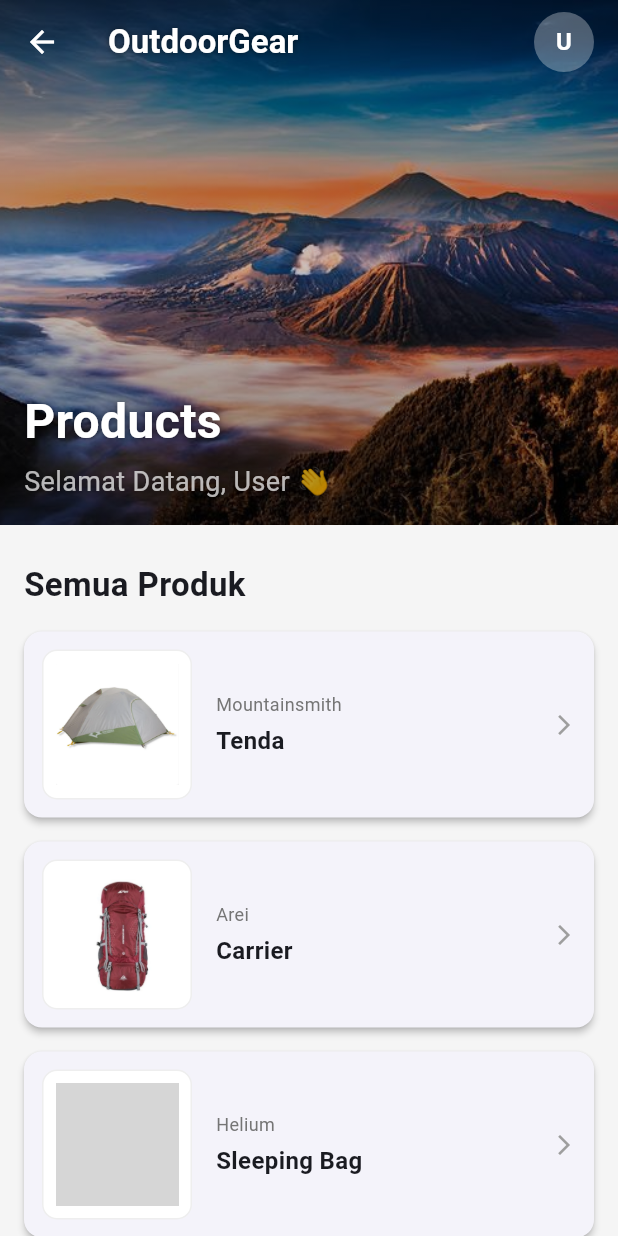
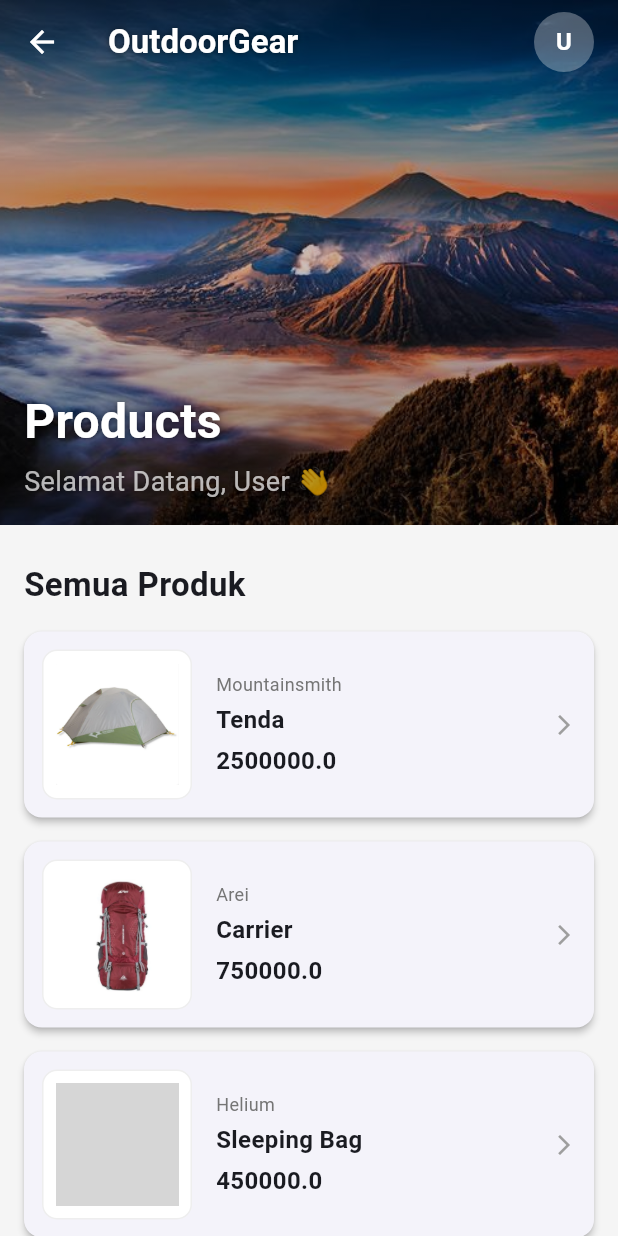
Before and after one commit to jennn1-jr/OutdoorGear, a Flutter app: the HomePage screen opened by its route, on a phone screen of 412 x 824 dp. Run offline on Flutter 3.47's test engine with Material 3 defaults, Android fonts, the phone set to English and light mode, and no system bars; grey boxes are pictures that could not be loaded.

Commit message:
nambah harga

```diff
--- a/lib/data/camping_data.dart
+++ b/lib/data/camping_data.dart
@@ -15,54 +15,70 @@ final List<CampingItem> campingList = [
       gambar:
           "assets/images/Tenda.png",
       Deskripsi: 'Tenda Mountainsmith, cocok untuk camping bersama teman atau pasangan, dan pemasangan cepat yang ringan',
-      kapasitas: 2),
+      kapasitas: 2,
+      harga: 2500000),
+
   Carrier(
       nama: 'Carrier',
       brand: 'Arei',
       gambar:
           "assets/images/carrier60L.png",
       Deskripsi: 'Carrier berkapasitas 60L, nyaman dipakai untuk pendakian panjang',
-      liter: 60),
+      liter: 60,
+      harga: 750000),
+
   Sleepingbag(
     nama: 'Sleeping Bag',
       brand: 'Helium',
       gambar:
           "assets/images/sleepingbag.png",
       Deskripsi: 'Kantung tidur Helium dirancang untuk para pecinta alam, menawarkan isolasi yang ringan dan efisien. Kantung Helium diisi dengan bulu bebek premium, memberikan isolasi dan kehangatan yang sangat baik untuk berbagai aktivitas luar ruangan',
-      kapasitas: 800),
+      kapasitas: 800,
+      harga: 450000),
+
+
   Sepatu(
       nama: 'Sepatu',
       brand: 'Salewa',
       gambar:
           "assets/images/Sepatu.png",
       Deskripsi: 'sepatu hiking berkualitas tinggi yang dirancang untuk medan alpine yang berat. Sepatu ini menawarkan kombinasi sempurna antara kenyamanan, daya tahan, dan perlindungan, menjadikannya pilihan ideal bagi para pendaki dan petualang yang menuntut performa terbaik dari alas kaki mereka',
-      Ukuran: 29),
+      Ukuran: 29,
+      harga: 1200000),
+
     Hydropack(
       nama: 'Hydropack',
       brand: 'Urban Peak Hybrid',
       gambar:
           "assets/images/Hydropack.png",
       Deskripsi: 'Hydropak ringan berkapasitas 2L, cocok untuk hiking singkat atau membawa perlengkapan tambahan',
-      kapasitas: 2),
+      kapasitas: 2,
+      harga: 350000),
+
     Headlamp(
       nama: 'Headlamp',
       brand: 'Fenix',
       gambar:
           "assets/images/Headlamp.png",
       Deskripsi: 'Headlamp dengan cahaya LED terang hingga 3000 lumen, tahan air, dan dapat mempertahankan output ekstrem jauh lebih lama daripada mode boost konvensional',
-      lumen: 3000),
+      lumen: 3000,
+      harga: 400000),
+
     JaketGunung(
       nama: 'Jaket Gunung',
       brand: 'TNF',
       gambar:
           "assets/images/jacketgunung.png",
       Deskripsi: 'Jaket gunung tahan angin dan air, dilengkapi lapisan dalam untuk menjaga suhu tubuh tetap hangat saat mendaki di cuaca dingin',
-      ukuran: "XL"),
+      ukuran: "XL",
+      harga: 650000),
+
     KomporPortable(
       nama: 'Kompor Portable',
       brand: 'Crystaline',
       gambar:
           "assets/images/komporportable.png",
       Deskripsi: 'Kompor portable berbahan bakar gas kaleng yang praktis untuk memasak saat camping. Ringan dan mudah dibawa',
-      bahanBakar: "Gas" ),
+      bahanBakar: "Gas",
+      harga: 300000 ),
 ];
--- a/lib/home.dart
+++ b/lib/home.dart
@@ -8,7 +8,6 @@ class HomePage extends StatelessWidget {
 
   @override
   Widget build(BuildContext context) {
-
     final args =
         ModalRoute.of(context)!.settings.arguments as Map<String, String>?;
     String email = args?["email"] ?? "User";
@@ -23,26 +22,21 @@ class HomePage extends StatelessWidget {
       backgroundColor: Colors.grey[100],
       body: CustomScrollView(
         slivers: [
-
           SliverAppBar(
             backgroundColor: Colors.transparent,
-            foregroundColor:
-                Colors.white,
+            foregroundColor: Colors.white,
             expandedHeight: 350.0,
             pinned: true,
             elevation: 0,
             flexibleSpace: FlexibleSpaceBar(
               background: Stack(
-
                 children: [
-
                   Positioned.fill(
                     child: Image.asset(
                       "assets/images/background2.png",
                       fit: BoxFit.cover,
                     ),
                   ),
-
                   Positioned.fill(
                     child: Container(
                       decoration: BoxDecoration(
@@ -50,21 +44,17 @@ class HomePage extends StatelessWidget {
                           begin: Alignment.topCenter,
                           end: Alignment.bottomCenter,
                           colors: [
-                            Colors.black
-                                .withOpacity(0.5),
+                            Colors.black.withOpacity(0.5),
                             Colors.black.withOpacity(0.2),
-                            Colors.black
-                                .withOpacity(0.5),
+                            Colors.black.withOpacity(0.5),
                           ],
                         ),
                       ),
                     ),
                   ),
-
                   Positioned(
                     left: 16,
-                    bottom:
-                        16,
+                    bottom: 16,
                     right: 16,
                     child: Column(
                       crossAxisAlignment: CrossAxisAlignment.start,
@@ -94,20 +84,14 @@ class HomePage extends StatelessWidget {
                   ),
                 ],
               ),
-
             ),
-
             title: const Text(
               "OutdoorGear",
               style: TextStyle(
-                  color:
-                      Colors.white,
+                  color: Colors.white,
                   fontWeight: FontWeight.bold,
                   fontSize: 22,
-                  shadows: [
-                    Shadow(blurRadius: 5, color: Colors.black54)
-                  ]
-                  ),
+                  shadows: [Shadow(blurRadius: 5, color: Colors.black54)]),
             ),
             actions: [
               Padding(
@@ -133,8 +117,6 @@ class HomePage extends StatelessWidget {
               ),
             ],
           ),
-
-
           const SliverToBoxAdapter(
             child: Padding(
               padding: EdgeInsets.fromLTRB(16.0, 24.0, 16.0, 8.0),
@@ -147,13 +129,10 @@ class HomePage extends StatelessWidget {
               ),
             ),
           ),
-
-
           SliverToBoxAdapter(
             child: ListView.builder(
               shrinkWrap: true,
-              physics:
-                  const NeverScrollableScrollPhysics(),
+              physics: const NeverScrollableScrollPhysics(),
               itemCount: campingList.length,
               itemBuilder: (context, index) {
                 return ProductListCard(item: campingList[index]);
@@ -165,7 +144,6 @@ class HomePage extends StatelessWidget {
     );
   }
 }
-
 
 class ProductListCard extends StatelessWidget {
   final CampingItem item;
@@ -225,6 +203,14 @@ class ProductListCard extends StatelessWidget {
                         fontSize: 16,
                       ),
                     ),
+                    const SizedBox(height: 4),
+                    Text(
+                      item.harga.toString(),
+                      style: const TextStyle(
+                        fontWeight: FontWeight.bold,
+                        fontSize: 16,
+                      ),
+                    ),
                   ],
                 ),
               ),
--- a/lib/models/camping_item.dart
+++ b/lib/models/camping_item.dart
@@ -3,31 +3,36 @@ class CampingItem {
   String _brand;
   String _gambar;
   String _deskripsi;
+  double _harga; // ← tambahin harga
 
   CampingItem({
     required String nama,
     required String brand,
     required String gambar,
     required String deskripsi,
+    required double harga, // ← tambahin parameter harga
   })  : _nama = nama,
         _brand = brand,
         _gambar = gambar,
-        _deskripsi = deskripsi;
+        _deskripsi = deskripsi,
+        _harga = harga;
 
-
+  // Getter
   String get nama => _nama;
   String get brand => _brand;
   String get gambar => _gambar;
   String get deskripsi => _deskripsi;
+  double get harga => _harga; // ← getter harga
 
-
+  // Setter
   set nama(String value) => _nama = value;
   set brand(String value) => _brand = value;
   set gambar(String value) => _gambar = value;
   set deskripsi(String value) => _deskripsi = value;
+  set harga(double value) => _harga = value; // ← setter harga
 
-
+  // Method
   String getInfo() {
-    return "$_nama dari brand $_brand";
+    return "$_nama dari brand $_brand, harga: Rp$_harga";
   }
 }
--- a/lib/models/headlamp.dart
+++ b/lib/models/headlamp.dart
@@ -9,10 +9,12 @@ class Headlamp extends CampingItem {
     required String gambar,
     required String Deskripsi,
     required this.lumen,
-  }) : super(nama: nama, brand: brand, gambar: gambar, deskripsi: Deskripsi);
+    required double harga,
+
+  }) : super(nama: nama, brand: brand, gambar: gambar, harga: harga, deskripsi: Deskripsi );
 
   @override
   String getInfo() {
-    return "$nama $brand - $lumen lumen ($deskripsi)";
+    return "$nama $brand - harga $harga $lumen lumen ($deskripsi)";
   }
 }
--- a/lib/models/hydropack.dart
+++ b/lib/models/hydropack.dart
@@ -9,10 +9,11 @@ class Hydropack extends CampingItem {
     required String gambar,
     required String Deskripsi,
     required this.kapasitas,
-  }) : super(nama: nama, brand: brand, gambar: gambar, deskripsi: Deskripsi);
+    required double harga,
+  }) : super(nama: nama, brand: brand, gambar: gambar, harga: harga, deskripsi: Deskripsi);
 
   @override
   String getInfo() {
-    return "$nama $brand - Kapasitas: ${kapasitas}L ($deskripsi)";
+    return "$nama $brand $harga - Kapasitas: ${kapasitas}L ($deskripsi)";
   }
 }
--- a/lib/models/jacket.dart
+++ b/lib/models/jacket.dart
@@ -9,10 +9,11 @@ class JaketGunung extends CampingItem {
     required String gambar,
     required String Deskripsi,
     required this.ukuran,
-  }) : super(nama: nama, brand: brand, gambar: gambar, deskripsi: Deskripsi);
+    required double harga,
+  }) : super(nama: nama, brand: brand, gambar: gambar, harga: harga, deskripsi: Deskripsi);
 
   @override
   String getInfo() {
-    return "$nama $brand - Ukuran: $ukuran ($deskripsi)";
+    return "$nama $brand $harga - Ukuran: $ukuran ($deskripsi)";
   }
 }
--- a/lib/models/sepatu.dart
+++ b/lib/models/sepatu.dart
@@ -9,10 +9,12 @@ class Sepatu extends CampingItem {
     required String gambar,
     required String Deskripsi,
     required this.Ukuran,
-  }) : super(nama: nama, brand: brand, gambar: gambar , deskripsi: Deskripsi);
+    required double harga,
+
+  }) : super(nama: nama, brand: brand, gambar: gambar , harga: harga, deskripsi: Deskripsi);
 
   @override
   String getInfo() {
-    return "$nama $brand ($deskripsi.) UKURAN : $Ukuran ";
+    return "$nama $brand $harga ($deskripsi.) UKURAN : $Ukuran ";
   }
 }
--- a/lib/models/tenda.dart
+++ b/lib/models/tenda.dart
@@ -9,10 +9,12 @@ class Tenda extends CampingItem {
     required String gambar,
     required String Deskripsi,
     required this.kapasitas,
-  }) : super(nama: nama, brand: brand, gambar: gambar , deskripsi: Deskripsi);
+    required double harga,
+
+  }) : super(nama: nama, brand: brand, gambar: gambar ,harga: harga, deskripsi: Deskripsi);
 
   @override
   String getInfo() {
-    return "$nama $brand ($deskripsi.) Kapasitas: $kapasitas ";
+    return "$nama $brand $harga ($deskripsi.) Kapasitas: $kapasitas ";
   }
 }
--- a/pubspec.yaml
+++ b/pubspec.yaml
@@ -9,7 +9,8 @@ environment:
 dependencies:
   flutter:
     sdk: flutter
-
+  getwidget: ^7.0.0
+  device_info_plus: ^12.1.0
 
   cupertino_icons: ^1.0.8
 
```
Also changed, not shown: lib/login.dart (+8 -15 lines), lib/models/SleepingBag.dart (+5 -2 lines), lib/models/carrier.dart (+5 -2 lines), lib/models/komporportable.dart (+5 -2 lines), pubspec.lock, 1 other file.
